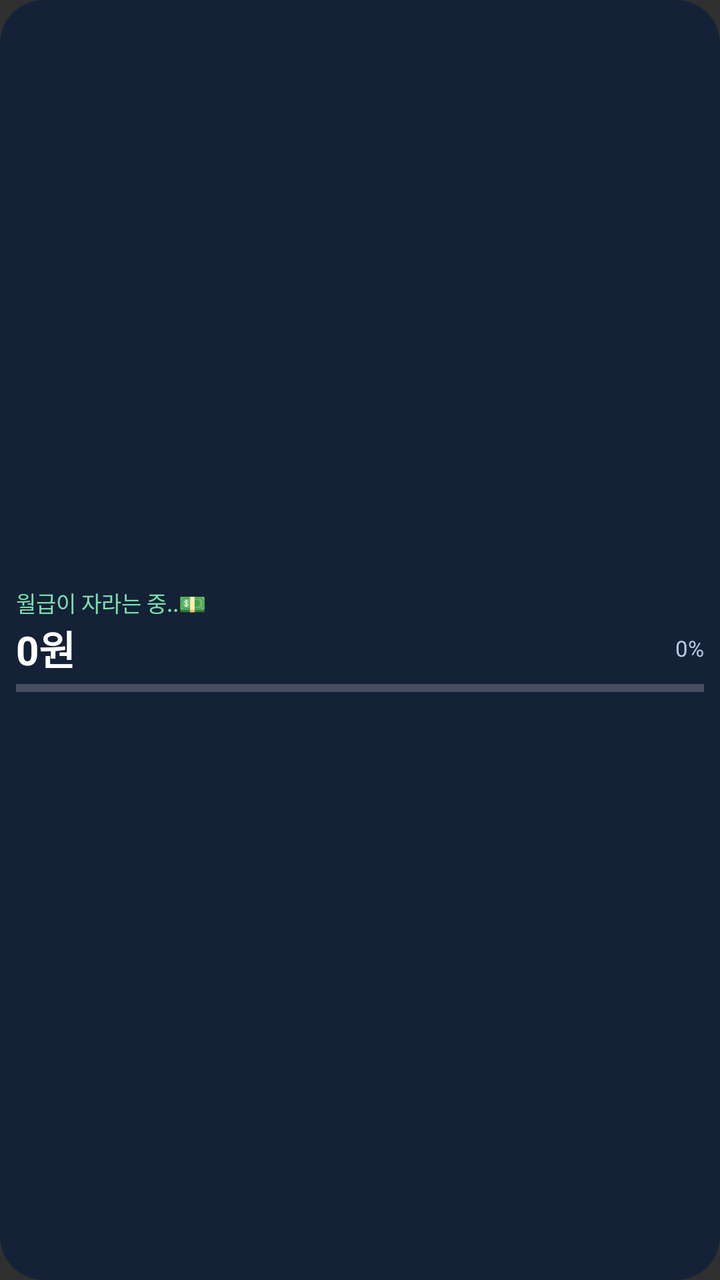
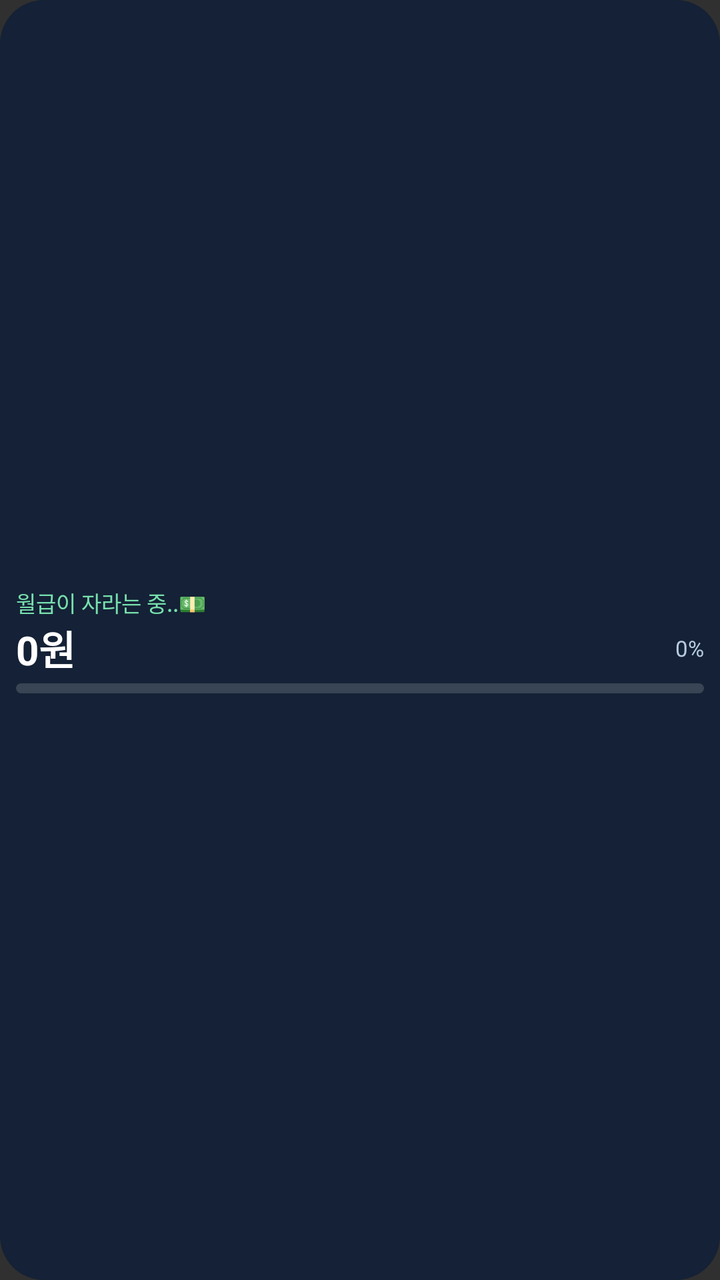

Before-and-after screenshots of an Android layout around one commit, followed by the original layout XML and the change that was made.
<!-- AndroidManifest.xml: application theme android:Theme.Material.NoActionBar -->
<!-- res/layout/salary_widget_wide.xml -->
<LinearLayout android:id="@+id/widget_root" xmlns:android="http://schemas.android.com/apk/res/android" android:layout_width="match_parent" android:layout_height="match_parent" android:orientation="vertical" android:gravity="center_vertical" android:padding="8dp" android:background="@drawable/widget_bg"><TextView android:id="@+id/title" android:layout_width="match_parent" android:layout_height="wrap_content" android:text="월급이 자라는 중..💵" android:textColor="#78E0AE" android:textSize="11sp" android:singleLine="true"/><LinearLayout android:layout_width="match_parent" android:layout_height="wrap_content" android:orientation="horizontal" android:gravity="center_vertical"><TextView android:id="@+id/amount" android:layout_width="0dp" android:layout_weight="1" android:layout_height="wrap_content" android:text="0원" android:textColor="#FFFFFF" android:textSize="20sp" android:textStyle="bold" android:singleLine="true" android:autoSizeTextType="uniform" android:autoSizeMinTextSize="11sp" android:autoSizeMaxTextSize="20sp"/><TextView android:id="@+id/progress_text" android:layout_width="wrap_content" android:layout_height="wrap_content" android:text="0%" android:textColor="#B8CADF" android:textSize="11sp"/></LinearLayout><ProgressBar android:id="@+id/progress" style="?android:attr/progressBarStyleHorizontal" android:layout_width="match_parent" android:layout_height="5dp" android:layout_marginTop="3dp" android:max="10000" android:progressTint="#78E0AE"/></LinearLayout>
<!-- resources referenced by this layout -->
<resources>
  <!-- drawable widget_bg (drawable) -->
  <shape xmlns:android="http://schemas.android.com/apk/res/android" android:shape="rectangle">
      <solid android:color="#142136"/>
      <corners android:radius="22dp"/>
  </shape>
</resources>

<!-- the commit's change to res/layout/salary_widget_wide.xml (unified diff, before → after) -->
@@ -1 +1 @@
-<LinearLayout android:id="@+id/widget_root" xmlns:android="http://schemas.android.com/apk/res/android" android:layout_width="match_parent" android:layout_height="match_parent" android:orientation="vertical" android:gravity="center_vertical" android:padding="8dp" android:background="@drawable/widget_bg"><TextView android:id="@+id/title" android:layout_width="match_parent" android:layout_height="wrap_content" android:text="월급이 자라는 중..💵" android:textColor="#78E0AE" android:textSize="11sp" android:singleLine="true"/><LinearLayout android:layout_width="match_parent" android:layout_height="wrap_content" android:orientation="horizontal" android:gravity="center_vertical"><TextView android:id="@+id/amount" android:layout_width="0dp" android:layout_weight="1" android:layout_height="wrap_content" android:text="0원" android:textColor="#FFFFFF" android:textSize="20sp" android:textStyle="bold" android:singleLine="true" android:autoSizeTextType="uniform" android:autoSizeMinTextSize="11sp" android:autoSizeMaxTextSize="20sp"/><TextView android:id="@+id/progress_text" android:layout_width="wrap_content" android:layout_height="wrap_content" android:text="0%" android:textColor="#B8CADF" android:textSize="11sp"/></LinearLayout><ProgressBar android:id="@+id/progress" style="?android:attr/progressBarStyleHorizontal" android:layout_width="match_parent" android:layout_height="5dp" android:layout_marginTop="3dp" android:max="10000" android:progressTint="#78E0AE"/></LinearLayout>
+<LinearLayout android:id="@+id/widget_root" xmlns:android="http://schemas.android.com/apk/res/android" android:layout_width="match_parent" android:layout_height="match_parent" android:orientation="vertical" android:gravity="center_vertical" android:padding="8dp" android:background="@drawable/widget_bg"><TextView android:id="@+id/title" android:layout_width="match_parent" android:layout_height="wrap_content" android:text="월급이 자라는 중..💵" android:textColor="#78E0AE" android:textSize="11sp" android:singleLine="true"/><LinearLayout android:layout_width="match_parent" android:layout_height="wrap_content" android:orientation="horizontal" android:gravity="center_vertical"><FrameLayout android:layout_width="0dp" android:layout_height="wrap_content" android:layout_weight="1"><TextView android:id="@+id/amount" android:layout_width="match_parent" android:layout_height="wrap_content" android:text="0원" android:textColor="#FFFFFF" android:textSize="20sp" android:textStyle="bold" android:singleLine="true" android:autoSizeTextType="uniform" android:autoSizeMinTextSize="11sp" android:autoSizeMaxTextSize="20sp"/><ImageView android:id="@+id/rainbow_amount" android:layout_width="match_parent" android:layout_height="match_parent" android:visibility="gone" android:scaleType="fitStart" android:adjustViewBounds="false"/></FrameLayout><TextView android:id="@+id/progress_text" android:layout_width="wrap_content" android:layout_height="wrap_content" android:text="0%" android:textColor="#B8CADF" android:textSize="11sp"/></LinearLayout><ProgressBar android:id="@+id/progress" style="?android:attr/progressBarStyleHorizontal" android:layout_width="match_parent" android:layout_height="5dp" android:layout_marginTop="3dp" android:max="10000" android:progressDrawable="@drawable/widget_progress_green"/><ProgressBar android:id="@+id/progress_lastfive" style="?android:attr/progressBarStyleHorizontal" android:layout_width="match_parent" android:layout_height="5dp" android:layout_marginTop="3dp" android:max="10000" android:progressDrawable="@drawable/widget_progress_lastfive" android:visibility="gone"/></LinearLayout>
<!-- resource entries referenced after the edit -->
@@ -5,5 +5,9 @@
       <solid android:color="#142136"/>
       <corners android:radius="22dp"/>
   </shape>
+  <!-- drawable widget_progress_green (drawable) -->
+  <layer-list xmlns:android="http://schemas.android.com/apk/res/android"><item android:id="@android:id/background"><shape android:shape="rectangle"><corners android:radius="6dp"/><solid android:color="#394454"/></shape></item><item android:id="@android:id/progress"><clip><shape android:shape="rectangle"><corners android:radius="6dp"/><gradient android:angle="0" android:startColor="#075C32" android:endColor="#B8F5B0"/></shape></clip></item></layer-list>
+  <!-- drawable widget_progress_lastfive (drawable) -->
+  <layer-list xmlns:android="http://schemas.android.com/apk/res/android"><item android:id="@android:id/background"><shape android:shape="rectangle"><corners android:radius="6dp"/><solid android:color="#394454"/></shape></item><item android:id="@android:id/progress"><clip><shape android:shape="rectangle"><corners android:radius="6dp"/><gradient android:angle="0" android:startColor="#E44755" android:centerColor="#075C32" android:endColor="#B8F5B0"/></shape></clip></item></layer-list>
 </resources>
 
